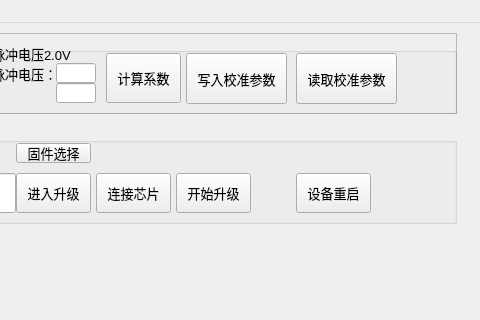
The window that mcu_iap/mainwindow.ui (freeman-m/mcu_iap_tool) describes before a commit, drawn with Qt 5; both pictures show x 544 to 1024 and y 0 to 320 of the 1024 by 768 pixel window.
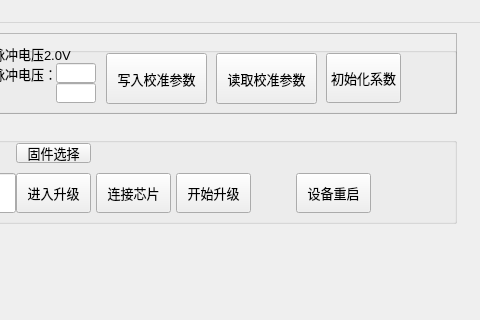
The same window after the commit.

Commit message: 删除计算校准系数按钮，添加初始化系数按钮

The edit to the form file:
```diff
--- a/mcu_iap/mainwindow.ui
+++ b/mcu_iap/mainwindow.ui
@@ -329,7 +329,7 @@
      <widget class="QPushButton" name="pushButton_calculate_coeff">
       <property name="geometry">
        <rect>
-        <x>160</x>
+        <x>380</x>
         <y>20</y>
         <width>75</width>
         <height>50</height>
@@ -341,13 +341,13 @@
        </font>
       </property>
       <property name="text">
-       <string>计算系数</string>
+       <string>初始化系数</string>
       </property>
      </widget>
      <widget class="QPushButton" name="pushButton_set_calib">
       <property name="geometry">
        <rect>
-        <x>240</x>
+        <x>160</x>
         <y>20</y>
         <width>101</width>
         <height>51</height>
@@ -365,7 +365,7 @@
      <widget class="QPushButton" name="pushButton_read_calib">
       <property name="geometry">
        <rect>
-        <x>350</x>
+        <x>270</x>
         <y>20</y>
         <width>101</width>
         <height>51</height>
```
Left out of the diff: 2 changed lines with no effect on the pictures. The commit also changes 2 other files.
